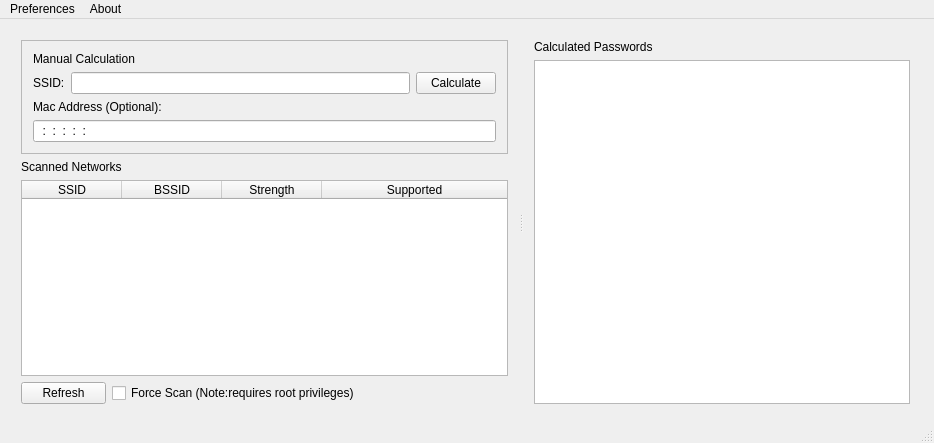
Before: the Qt Designer form src/forms/routerkeygen.ui in routerkeygen/routerkeygenPC, drawn with Qt 5.
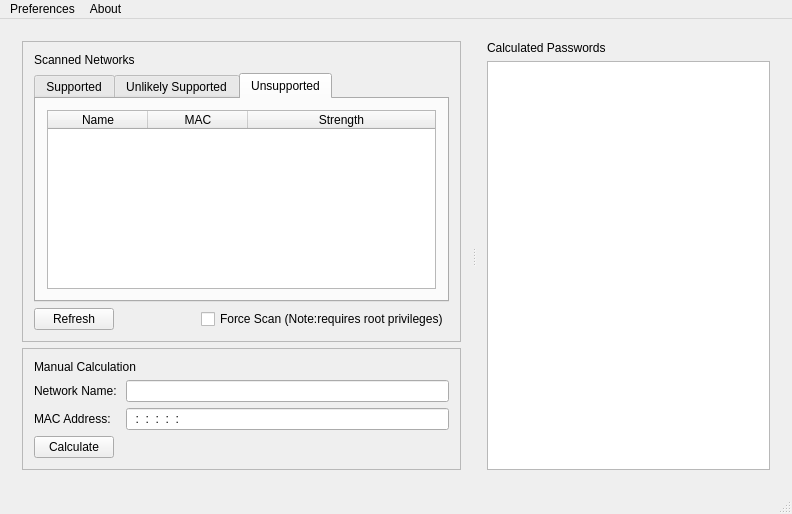
After: the same form once the commit is applied. Icons and pictures are not drawn.

Commit message: [Qt] New UI. Fixed a bug where the getSupportState function wasn't virtual. Relaxed the Easybox detection.

```diff
--- a/src/forms/routerkeygen.ui
+++ b/src/forms/routerkeygen.ui
@@ -6,10 +6,22 @@
    <rect>
     <x>0</x>
     <y>0</y>
-    <width>934</width>
-    <height>443</height>
+    <width>792</width>
+    <height>514</height>
    </rect>
   </property>
+  <property name="minimumSize">
+   <size>
+    <width>0</width>
+    <height>0</height>
+   </size>
+  </property>
+  <property name="maximumSize">
+   <size>
+    <width>16777215</width>
+    <height>16777215</height>
+   </size>
+  </property>
   <property name="windowTitle">
    <string>RouterKeygen</string>
   </property>
@@ -21,191 +33,305 @@
    <set>QMainWindow::AllowTabbedDocks|QMainWindow::AnimatedDocks</set>
   </property>
   <widget class="QWidget" name="centralWidget">
-   <widget class="QSplitter" name="splitter">
-    <property name="geometry">
-     <rect>
-      <x>10</x>
-      <y>10</y>
-      <width>911</width>
-      <height>386</height>
-     </rect>
-    </property>
-    <property name="orientation">
-     <enum>Qt::Horizontal</enum>
-    </property>
-    <widget class="QWidget" name="layoutWidget">
-     <layout class="QVBoxLayout" name="verticalLayout_4">
-      <item>
-       <widget class="QFrame" name="manualCalc">
-        <property name="frameShape">
-         <enum>QFrame::StyledPanel</enum>
-        </property>
-        <property name="frameShadow">
-         <enum>QFrame::Raised</enum>
-        </property>
-        <layout class="QVBoxLayout" name="verticalLayout">
-         <item>
-          <widget class="QLabel" name="manualCalcLabel">
-           <property name="text">
-            <string>Manual Calculation</string>
-           </property>
-          </widget>
-         </item>
-         <item>
-          <layout class="QHBoxLayout" name="horizontalLayout">
-           <item>
-            <widget class="QLabel" name="ssidLabel">
+   <layout class="QGridLayout" name="gridLayout_6">
+    <item row="0" column="0">
+     <widget class="QSplitter" name="splitter">
+      <property name="orientation">
+       <enum>Qt::Horizontal</enum>
+      </property>
+      <widget class="QWidget" name="layoutWidget">
+       <layout class="QVBoxLayout" name="verticalLayout">
+        <item>
+         <widget class="QFrame" name="frame">
+          <property name="frameShape">
+           <enum>QFrame::StyledPanel</enum>
+          </property>
+          <property name="frameShadow">
+           <enum>QFrame::Raised</enum>
+          </property>
+          <layout class="QGridLayout" name="gridLayout_5">
+           <item row="2" column="0">
+            <layout class="QHBoxLayout" name="horizontalLayout_2">
+             <item>
+              <widget class="QPushButton" name="refreshScan">
+               <property name="maximumSize">
+                <size>
+                 <width>85</width>
+                 <height>16777215</height>
+                </size>
+               </property>
+               <property name="text">
+                <string>Refresh</string>
+               </property>
+              </widget>
+             </item>
+             <item>
+              <spacer name="horizontalSpacer">
+               <property name="orientation">
+                <enum>Qt::Horizontal</enum>
+               </property>
+               <property name="sizeHint" stdset="0">
+                <size>
+                 <width>40</width>
+                 <height>20</height>
+                </size>
+               </property>
+              </spacer>
+             </item>
+             <item>
+              <widget class="QCheckBox" name="forceRefresh">
+               <property name="text">
+                <string>Force Scan (Note:requires root privileges)</string>
+               </property>
+              </widget>
+             </item>
+            </layout>
+           </item>
+           <item row="1" column="0">
+            <widget class="QTabWidget" name="networkSplitter">
+             <property name="currentIndex">
+              <number>2</number>
+             </property>
+             <widget class="QWidget" name="supportedNetworks">
+              <attribute name="title">
+               <string>Supported</string>
+              </attribute>
+              <layout class="QGridLayout" name="gridLayout_2">
+               <item row="0" column="0">
+                <widget class="QTableWidget" name="supportedNetworkslist">
+                 <property name="sortingEnabled">
+                  <bool>true</bool>
+                 </property>
+                 <property name="wordWrap">
+                  <bool>false</bool>
+                 </property>
+                 <property name="columnCount">
+                  <number>3</number>
+                 </property>
+                 <attribute name="horizontalHeaderCascadingSectionResizes">
+                  <bool>true</bool>
+                 </attribute>
+                 <attribute name="horizontalHeaderHighlightSections">
+                  <bool>false</bool>
+                 </attribute>
+                 <attribute name="horizontalHeaderStretchLastSection">
+                  <bool>true</bool>
+                 </attribute>
+                 <attribute name="verticalHeaderHighlightSections">
+                  <bool>false</bool>
+                 </attribute>
+                 <attribute name="verticalHeaderShowSortIndicator" stdset="0">
+                  <bool>false</bool>
+                 </attribute>
+                 <attribute name="verticalHeaderStretchLastSection">
+                  <bool>false</bool>
+                 </attribute>
+                 <column>
+                  <property name="text">
+                   <string>Name</string>
+                  </property>
+                 </column>
+                 <column>
+                  <property name="text">
+                   <string>MAC</string>
+                  </property>
+                 </column>
+                 <column>
+                  <property name="text">
+                   <string>Strength</string>
+                  </property>
+                 </column>
+                </widget>
+               </item>
+              </layout>
+             </widget>
+             <widget class="QWidget" name="unlikelyNetworks">
+              <attribute name="title">
+               <string>Unlikely Supported</string>
+              </attribute>
+              <layout class="QGridLayout" name="gridLayout_4">
+               <item row="0" column="0">
+                <widget class="QTableWidget" name="unlikelyNetworkslist">
+                 <property name="sortingEnabled">
+                  <bool>true</bool>
+                 </property>
+                 <property name="wordWrap">
+                  <bool>false</bool>
+                 </property>
+                 <property name="columnCount">
+                  <number>3</number>
+                 </property>
+                 <attribute name="horizontalHeaderCascadingSectionResizes">
+                  <bool>true</bool>
+                 </attribute>
+                 <attribute name="horizontalHeaderHighlightSections">
+                  <bool>false</bool>
+                 </attribute>
+                 <attribute name="horizontalHeaderStretchLastSection">
+                  <bool>true</bool>
+                 </attribute>
+                 <attribute name="verticalHeaderHighlightSections">
+                  <bool>false</bool>
+                 </attribute>
+                 <attribute name="verticalHeaderShowSortIndicator" stdset="0">
+                  <bool>false</bool>
+                 </attribute>
+                 <attribute name="verticalHeaderStretchLastSection">
+                  <bool>false</bool>
+                 </attribute>
+                 <column>
+                  <property name="text">
+                   <string>Name</string>
+                  </property>
+                 </column>
+                 <column>
+                  <property name="text">
+                   <string>MAC</string>
+                  </property>
+                 </column>
+                 <column>
+                  <property name="text">
+                   <string>Strength</string>
+                  </property>
+                 </column>
+                </widget>
+               </item>
+              </layout>
+             </widget>
+             <widget class="QWidget" name="unsupportedNetworks">
+              <attribute name="title">
+               <string>Unsupported</string>
+              </attribute>
+              <layout class="QGridLayout" name="gridLayout_3">
+               <item row="0" column="0">
+                <widget class="QTableWidget" name="unsupportedNetworkslist">
+                 <property name="sortingEnabled">
+                  <bool>true</bool>
+                 </property>
+                 <property name="wordWrap">
+                  <bool>false</bool>
+                 </property>
+                 <property name="columnCount">
+                  <number>3</number>
+                 </property>
+                 <attribute name="horizontalHeaderCascadingSectionResizes">
+                  <bool>true</bool>
+                 </attribute>
+                 <attribute name="horizontalHeaderHighlightSections">
+                  <bool>false</bool>
+                 </attribute>
+                 <attribute name="horizontalHeaderStretchLastSection">
+                  <bool>true</bool>
+                 </attribute>
+                 <attribute name="verticalHeaderHighlightSections">
+                  <bool>false</bool>
+                 </attribute>
+                 <attribute name="verticalHeaderShowSortIndicator" stdset="0">
+                  <bool>false</bool>
+                 </attribute>
+                 <attribute name="verticalHeaderStretchLastSection">
+                  <bool>false</bool>
+                 </attribute>
+                 <column>
+                  <property name="text">
+                   <string>Name</string>
+                  </property>
+                 </column>
+                 <column>
+                  <property name="text">
+                   <string>MAC</string>
+                  </property>
+                 </column>
+                 <column>
+                  <property name="text">
+                   <string>Strength</string>
+                  </property>
+                 </column>
+                </widget>
+               </item>
+              </layout>
+             </widget>
+            </widget>
+           </item>
+           <item row="0" column="0">
+            <widget class="QLabel" name="networkListLabel">
              <property name="text">
-              <string>SSID:</string>
+              <string>Scanned Networks</string>
              </property>
             </widget>
            </item>
-           <item>
+          </layout>
+         </widget>
+        </item>
+        <item>
+         <widget class="QFrame" name="manualCalc">
+          <property name="frameShape">
+           <enum>QFrame::StyledPanel</enum>
+          </property>
+          <property name="frameShadow">
+           <enum>QFrame::Plain</enum>
+          </property>
+          <layout class="QGridLayout" name="gridLayout">
+           <item row="1" column="2">
             <widget class="QLineEdit" name="ssidInput"/>
            </item>
-           <item>
+           <item row="2" column="0">
+            <widget class="QLabel" name="macLabel">
+             <property name="text">
+              <string>MAC Address:</string>
+             </property>
+            </widget>
+           </item>
+           <item row="2" column="2">
+            <widget class="QLineEdit" name="macInput">
+             <property name="inputMask">
+              <string>HH:HH:HH:HH:HH:HH</string>
+             </property>
+            </widget>
+           </item>
+           <item row="0" column="0" colspan="3">
+            <widget class="QLabel" name="manualCalcLabel">
+             <property name="text">
+              <string>Manual Calculation</string>
+             </property>
+            </widget>
+           </item>
+           <item row="3" column="0">
             <widget class="QPushButton" name="calculateButton">
              <property name="text">
               <string>Calculate</string>
              </property>
             </widget>
            </item>
+           <item row="1" column="0" colspan="2">
+            <widget class="QLabel" name="ssidLabel">
+             <property name="text">
+              <string>Network Name:</string>
+             </property>
+            </widget>
+           </item>
           </layout>
-         </item>
-         <item>
-          <widget class="QLabel" name="macLabel">
-           <property name="text">
-            <string>Mac Address (Optional):</string>
-           </property>
-          </widget>
-         </item>
-         <item>
-          <widget class="QLineEdit" name="macInput">
-           <property name="inputMask">
-            <string>HH:HH:HH:HH:HH:HH; </string>
-           </property>
-          </widget>
-         </item>
-        </layout>
-       </widget>
-      </item>
-      <item>
-       <widget class="QLabel" name="networkListLabel">
-        <property name="text">
-         <string>Scanned Networks</string>
-        </property>
-       </widget>
-      </item>
-      <item>
-       <widget class="QTableWidget" name="networkslist">
-        <property name="sortingEnabled">
-         <bool>true</bool>
-        </property>
-        <property name="wordWrap">
-         <bool>false</bool>
-        </property>
-        <property name="columnCount">
-         <number>4</number>
-        </property>
-        <attribute name="horizontalHeaderCascadingSectionResizes">
-         <bool>true</bool>
-        </attribute>
-        <attribute name="horizontalHeaderHighlightSections">
-         <bool>false</bool>
-        </attribute>
-        <attribute name="horizontalHeaderStretchLastSection">
-         <bool>true</bool>
-        </attribute>
-        <attribute name="verticalHeaderHighlightSections">
-         <bool>false</bool>
-        </attribute>
-        <attribute name="verticalHeaderShowSortIndicator" stdset="0">
-         <bool>false</bool>
-        </attribute>
-        <attribute name="verticalHeaderStretchLastSection">
-         <bool>false</bool>
-        </attribute>
-        <attribute name="horizontalHeaderStretchLastSection">
-         <bool>true</bool>
-        </attribute>
-        <attribute name="horizontalHeaderCascadingSectionResizes">
-         <bool>true</bool>
-        </attribute>
-        <attribute name="verticalHeaderShowSortIndicator" stdset="0">
-         <bool>false</bool>
-        </attribute>
-        <attribute name="horizontalHeaderHighlightSections">
-         <bool>false</bool>
-        </attribute>
-        <attribute name="verticalHeaderHighlightSections">
-         <bool>false</bool>
-        </attribute>
-        <attribute name="verticalHeaderStretchLastSection">
-         <bool>false</bool>
-        </attribute>
-        <column>
-         <property name="text">
-          <string>SSID</string>
-         </property>
-        </column>
-        <column>
-         <property name="text">
-          <string>BSSID</string>
-         </property>
-        </column>
-        <column>
-         <property name="text">
-          <string>Strength</string>
-         </property>
-        </column>
-        <column>
-         <property name="text">
-          <string>Supported</string>
-         </property>
-        </column>
-       </widget>
-      </item>
-      <item>
-       <layout class="QHBoxLayout" name="horizontalLayout_2">
-        <item>
-         <widget class="QPushButton" name="refreshScan">
-          <property name="maximumSize">
-           <size>
-            <width>85</width>
-            <height>16777215</height>
-           </size>
-          </property>
-          <property name="text">
-           <string>Refresh</string>
-          </property>
          </widget>
         </item>
+       </layout>
+      </widget>
+      <widget class="QWidget" name="layoutWidget">
+       <layout class="QVBoxLayout" name="verticalLayout_2">
         <item>
-         <widget class="QCheckBox" name="forceRefresh">
+         <widget class="QLabel" name="passwordsLabel">
           <property name="text">
-           <string>Force Scan (Note:requires root privileges)</string>
+           <string>Calculated Passwords</string>
           </property>
          </widget>
         </item>
+        <item>
+         <widget class="QListWidget" name="passwordsList"/>
+        </item>
        </layout>
-      </item>
-     </layout>
-    </widget>
-    <widget class="QWidget" name="layoutWidget1">
-     <layout class="QVBoxLayout" name="verticalLayout_2">
-      <item>
-       <widget class="QLabel" name="passwordsLabel">
-        <property name="text">
-         <string>Calculated Passwords</string>
-        </property>
-       </widget>
-      </item>
-      <item>
-       <widget class="QListWidget" name="passwordsList"/>
-      </item>
-     </layout>
-    </widget>
-   </widget>
+      </widget>
+     </widget>
+    </item>
+   </layout>
   </widget>
   <widget class="QStatusBar" name="statusBar"/>
   <widget class="QMenuBar" name="menuBar">
@@ -213,8 +339,8 @@
     <rect>
      <x>0</x>
      <y>0</y>
-     <width>934</width>
-     <height>23</height>
+     <width>792</width>
+     <height>25</height>
     </rect>
    </property>
    <widget class="QMenu" name="menuAbout">
```
The commit also changes 5 other files.
